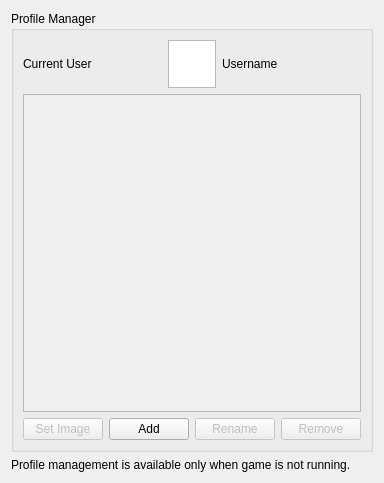
Qt form src/yuzu/configuration/configure_profile_manager.ui (formylover/yuzu-early-access) before a commit.
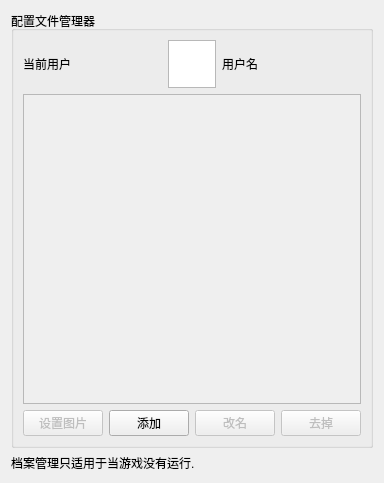
The same form after that commit.

```diff
--- a/src/yuzu/configuration/configure_profile_manager.ui
+++ b/src/yuzu/configuration/configure_profile_manager.ui
@@ -19,7 +19,7 @@
      <item>
       <widget class="QGroupBox" name="gridGroupBox">
        <property name="title">
-        <string>Profile Manager</string>
+        <string>配置文件管理器</string>
        </property>
        <layout class="QGridLayout" name="gridLayout_2">
         <property name="sizeConstraint">
@@ -36,7 +36,7 @@
              </sizepolicy>
             </property>
             <property name="text">
-             <string>Current User</string>
+             <string>当前用户</string>
             </property>
            </widget>
           </item>
@@ -74,7 +74,7 @@
              </sizepolicy>
             </property>
             <property name="text">
-             <string>Username</string>
+             <string>用户名</string>
             </property>
            </widget>
           </item>
@@ -104,7 +104,7 @@
              <bool>false</bool>
             </property>
             <property name="text">
-             <string>Set Image</string>
+             <string>设置图片</string>
             </property>
            </widget>
           </item>
@@ -124,7 +124,7 @@
           <item>
            <widget class="QPushButton" name="pm_add">
             <property name="text">
-             <string>Add</string>
+             <string>添加</string>
             </property>
            </widget>
           </item>
@@ -134,7 +134,7 @@
              <bool>false</bool>
             </property>
             <property name="text">
-             <string>Rename</string>
+             <string>改名</string>
             </property>
            </widget>
           </item>
@@ -144,7 +144,7 @@
              <bool>false</bool>
             </property>
             <property name="text">
-             <string>Remove</string>
+             <string>去掉</string>
             </property>
            </widget>
           </item>
@@ -156,7 +156,7 @@
      <item>
       <widget class="QLabel" name="label_disable_info">
        <property name="text">
-        <string>Profile management is available only when game is not running.</string>
+        <string>档案管理只适用于当游戏没有运行.</string>
        </property>
        <property name="wordWrap">
         <bool>true</bool>
```
